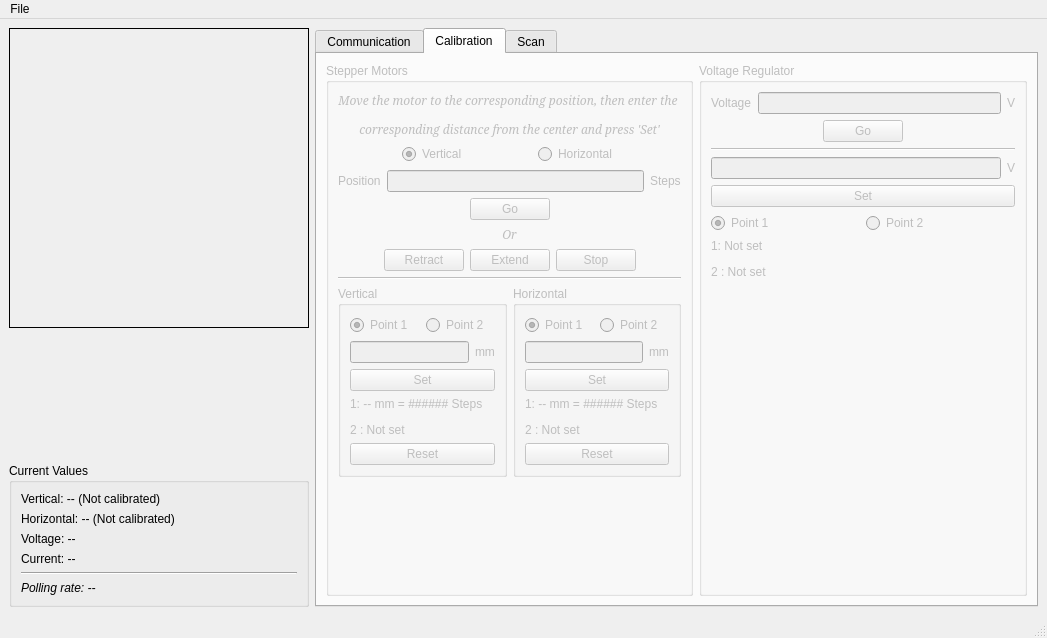
Qt form designer/MainWindow.ui (DanielWinklehner/emittance-scanner-daq) before a commit.
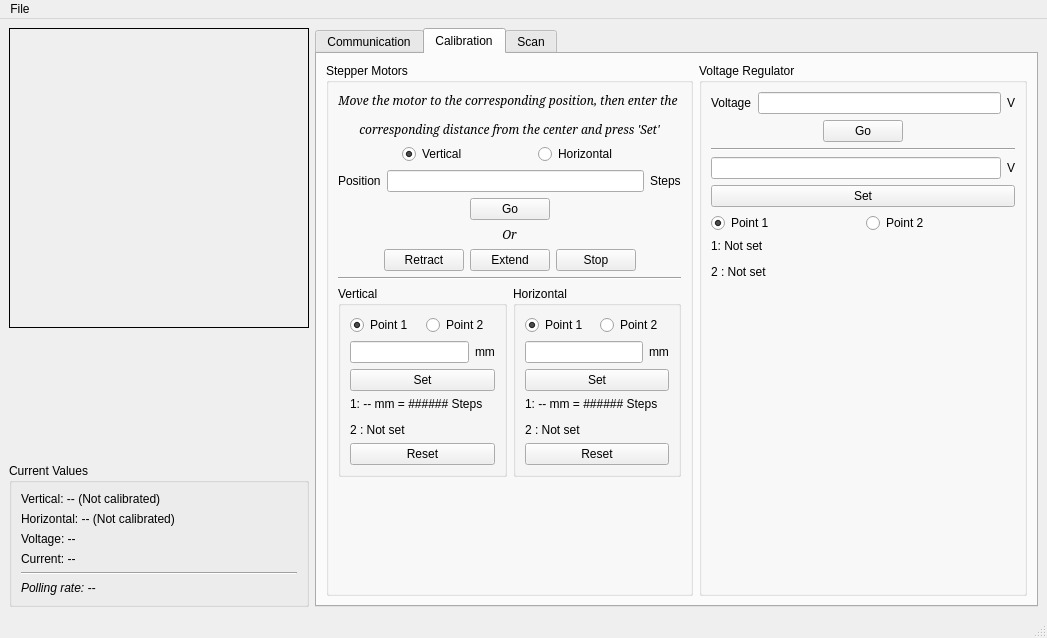
The same form after that commit. The open tabs and pages were chosen to show the change. Icons and pictures are not drawn.

Patch:
```diff
--- a/designer/MainWindow.ui
+++ b/designer/MainWindow.ui
@@ -444,7 +444,7 @@
       </widget>
       <widget class="QWidget" name="tab">
        <property name="enabled">
-        <bool>false</bool>
+        <bool>true</bool>
        </property>
        <attribute name="title">
         <string>Calibration</string>
@@ -679,7 +679,7 @@
              <item>
               <widget class="QGroupBox" name="gbVCalib">
                <property name="enabled">
-                <bool>false</bool>
+                <bool>true</bool>
                </property>
                <property name="title">
                 <string>Vertical</string>
@@ -730,7 +730,7 @@
                 <item>
                  <widget class="QPushButton" name="btnVCalibSet">
                   <property name="enabled">
-                   <bool>false</bool>
+                   <bool>true</bool>
                   </property>
                   <property name="text">
                    <string>Set</string>
@@ -757,7 +757,7 @@
              <item>
               <widget class="QGroupBox" name="gbHCalib">
                <property name="enabled">
-                <bool>false</bool>
+                <bool>true</bool>
                </property>
                <property name="title">
                 <string>Horizontal</string>
@@ -808,7 +808,7 @@
                 <item>
                  <widget class="QPushButton" name="btnHCalibSet">
                   <property name="enabled">
-                   <bool>false</bool>
+                   <bool>true</bool>
                   </property>
                   <property name="text">
                    <string>Set</string>
@@ -853,7 +853,7 @@
         <item>
          <widget class="QGroupBox" name="groupBox_7">
           <property name="enabled">
-           <bool>false</bool>
+           <bool>true</bool>
           </property>
           <property name="title">
            <string>Voltage Regulator</string>
```
